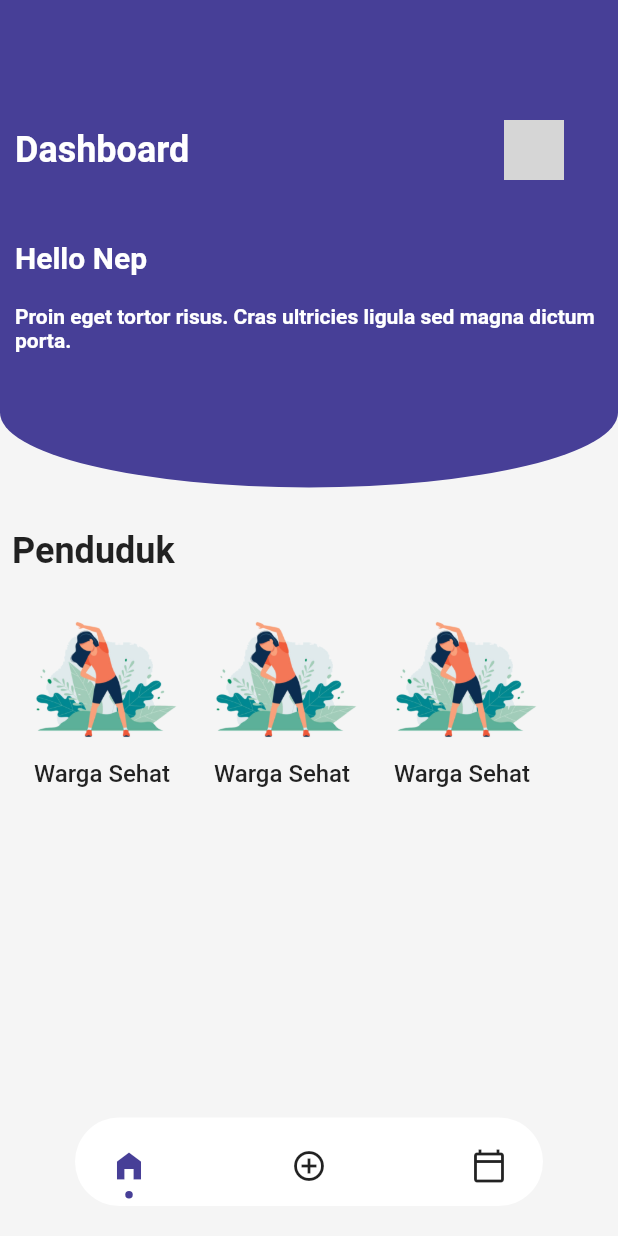
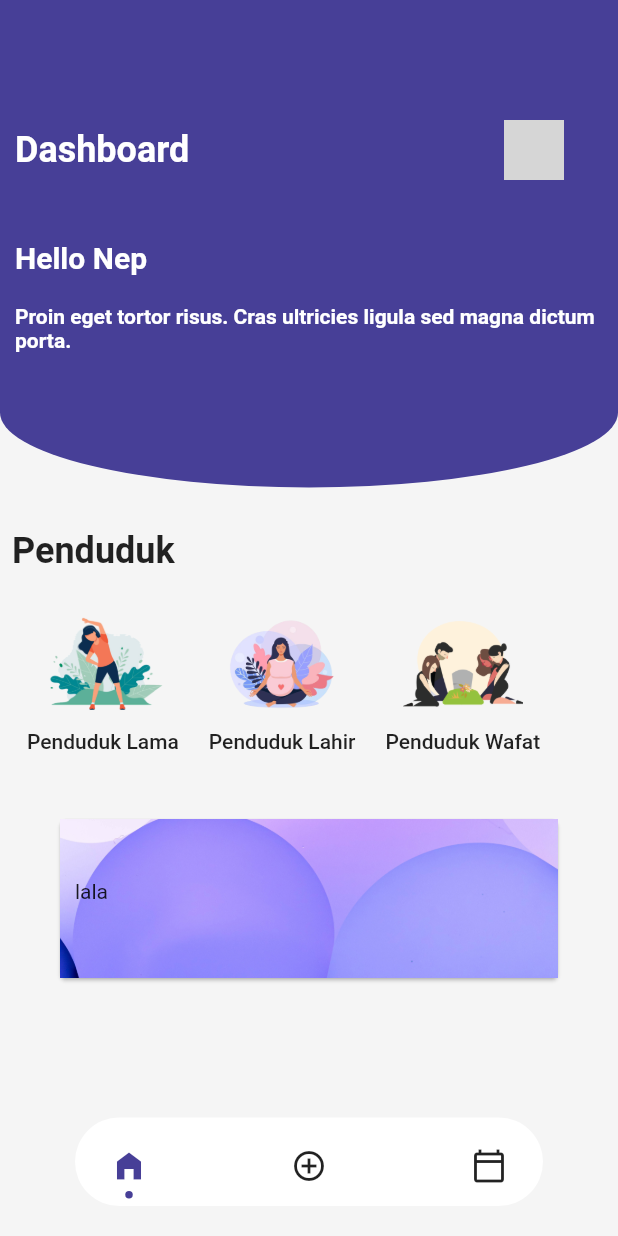
Before and after one commit to faizalfebriyanto886/pendataan-warga-sipil, a Flutter app: the HomePage screen opened directly, on a phone screen of 412 x 824 dp. Run offline on Flutter 3.47's test engine with Material 2 defaults, Android fonts, the phone set to English and light mode, and no system bars; drawn by our look-alikes of dot_navigation_bar; our stand-ins replace lottie; grey boxes are pictures that could not be loaded.

Commit message:
images new

```diff
--- a/lib/screen/home.dart
+++ b/lib/screen/home.dart
@@ -95,11 +95,13 @@ class _HomePageState extends State<HomePage> {
                 const SizedBox(height: 10),
                 Row(
                   children: const [
-                    Penduduk(),
-                    Penduduk(),
-                    Penduduk(),
+                    Penduduk(judul: "Penduduk Lama", image: "assets/images/sehat.png",),
+                    Penduduk(judul: "Penduduk Lahir", image: "assets/images/lahir.png",),
+                    Penduduk(judul: "Penduduk Wafat", image: "assets/images/meninggal.png",),
                   ],
-                )
+                ),
+                const SizedBox(height: 20),
+                const CardPeople()
               ],
             ),
           ),
@@ -146,22 +148,33 @@ class SayHello extends StatelessWidget {
 }
 
 class Penduduk extends StatelessWidget {
-  const Penduduk({ Key? key }) : super(key: key);
+  final String judul;
+  final String image;
+  const Penduduk({
+    Key? key,
+    required this.judul,
+    required this.image,
+  }) : super(key: key);
 
   @override
   Widget build(BuildContext context) {
     return Container(
       padding: const EdgeInsets.all(10),
       child: Row(
+        crossAxisAlignment: CrossAxisAlignment.center,
         children: [
           Column(
             children: [
-              Image.asset('assets/images/sehat.png', height: 100, width: 100,),
+              Image.asset(
+                image,
+                height: 80,
+                width: 80,
+              ),
               const SizedBox(height: 5),
-              const Text(
-                "Warga Sehat",
-                style: TextStyle(
-                  fontSize: 16,
+              Text(
+                judul,
+                style: const TextStyle(
+                  fontSize: 14,
                   fontWeight: FontWeight.w500
                 ),
               )
@@ -172,3 +185,27 @@ class Penduduk extends StatelessWidget {
     );
   }
 }
+
+class CardPeople extends StatelessWidget {
+  const CardPeople({ Key? key }) : super(key: key);
+
+  @override
+  Widget build(BuildContext context) {
+    return Container(
+      padding: const EdgeInsets.all(10),
+      child: Card(
+        child: Container(
+          padding: const EdgeInsets.fromLTRB(10, 40, 300, 50),
+          decoration: const BoxDecoration(
+            image: DecorationImage(
+              image: AssetImage("assets/images/rianne-zuur-2NITiiVwWBE-unsplash.jpg"),
+              fit: BoxFit.cover,
+              alignment: Alignment.topCenter
+            )
+          ),
+          child: Text("lala"),
+        ),
+      ),
+    );
+  }
+}
```
Also changed, not shown: assets/images/lahir.png (added), assets/images/meninggal.png (added), assets/images/peple-card.png (added), assets/images/rianne-zuur-2NITiiVwWBE-unsplash.jpg (added).
